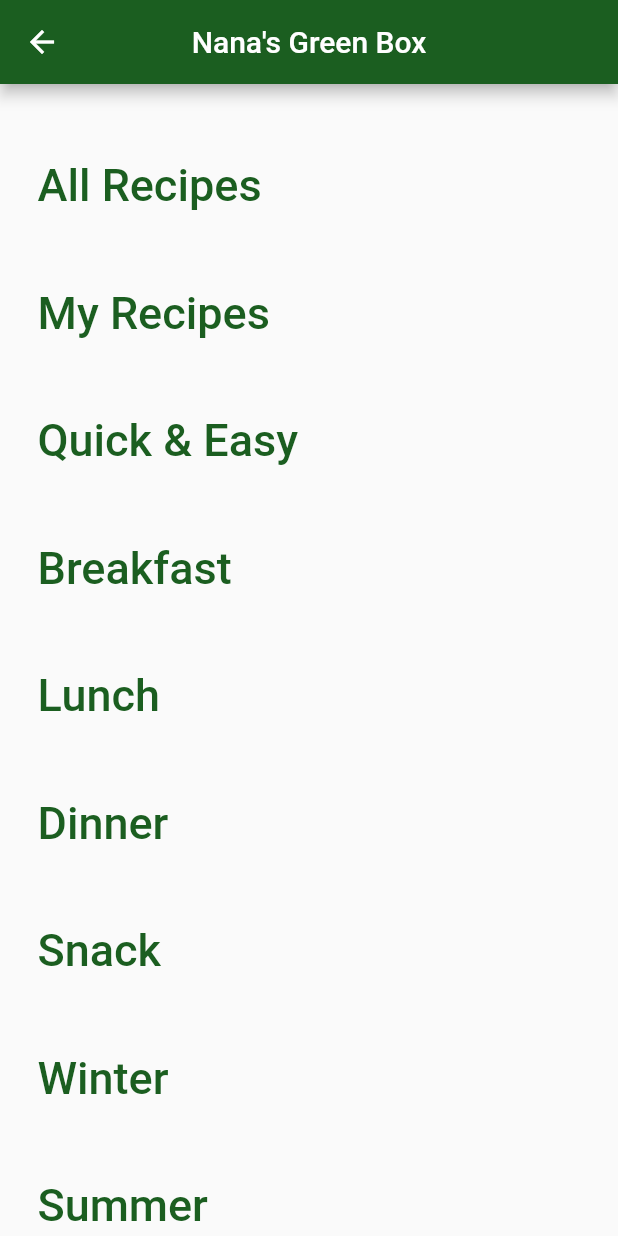
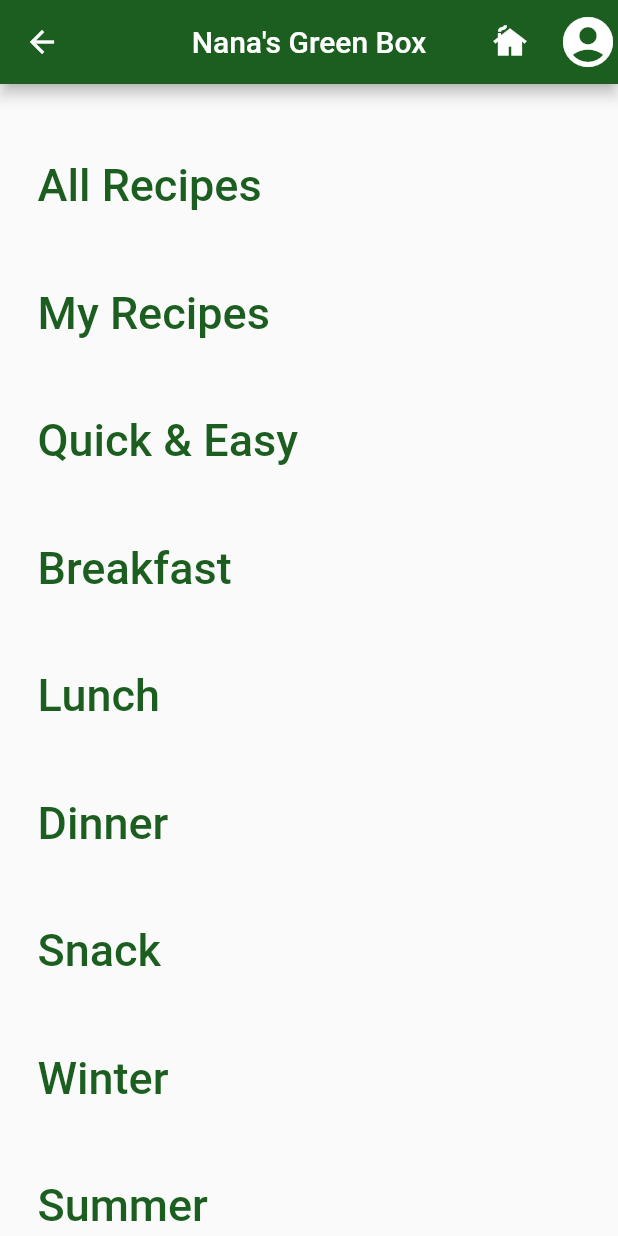
Before and after one commit to Eoneternal33/Capstone-2021, a Flutter app: the Courses screen opened directly, on a phone screen of 412 x 824 dp. Run offline on Flutter 3.47's test engine with Material 2 defaults, Android fonts, the phone set to English and light mode, and no system bars.

Commit message:
fixed some button routing issues to replace the screen instead of stacking it

```diff
--- a/lib/headerPage/buttons.dart
+++ b/lib/headerPage/buttons.dart
@@ -17,7 +17,7 @@ class Buttons extends StatelessWidget {
                 primary: Colors.green[900],
               ),
               onPressed: () {
-                Navigator.push(
+                Navigator.pushReplacement(
                   context,
                   MaterialPageRoute(
                     builder: (context) => Register(),
@@ -31,7 +31,7 @@ class Buttons extends StatelessWidget {
                 primary: Colors.green[900],
               ),
               onPressed: () {
-                Navigator.push(
+                Navigator.pushReplacement(
                   context,
                   MaterialPageRoute(
                     builder: (context) => Login(),
--- a/lib/homepage/coursespage.dart
+++ b/lib/homepage/coursespage.dart
@@ -9,6 +9,16 @@ class Courses extends StatelessWidget {
   Widget build(BuildContext context) {
     return Scaffold(
       appBar: AppBar(
+         actions: [
+            IconButton(
+              onPressed: () {},
+              icon: Icon(Icons.cottage),
+            ),
+            IconButton(
+              onPressed: () {},
+              icon: Icon(Icons.account_circle, size: 40),
+            )
+          ],
         centerTitle: true,
         title: Text('Nana\'s Green Box'),
       ),
--- a/lib/homepage/home.dart
+++ b/lib/homepage/home.dart
@@ -4,6 +4,7 @@ import '../favorites/favorites.dart';
 import './coursespage.dart';
 
 class Home extends StatelessWidget {
+  static const routeName = '/home';
   @override
   Widget build(BuildContext context) {
     return new Scaffold(
--- a/lib/loginPage/log_buttons.dart
+++ b/lib/loginPage/log_buttons.dart
@@ -29,7 +29,7 @@ class LogButtons extends StatelessWidget {
               primary: Colors.green[900],
             ),
             onPressed: () {
-              Navigator.push(
+              Navigator.pushReplacement(
                 context,
                 MaterialPageRoute(
                   builder: (context) => Register(),
```
Also changed, not shown: lib/main.dart (+10 -6 lines), lib/screens/category_meals_screen.dart (+10 -0 lines).
